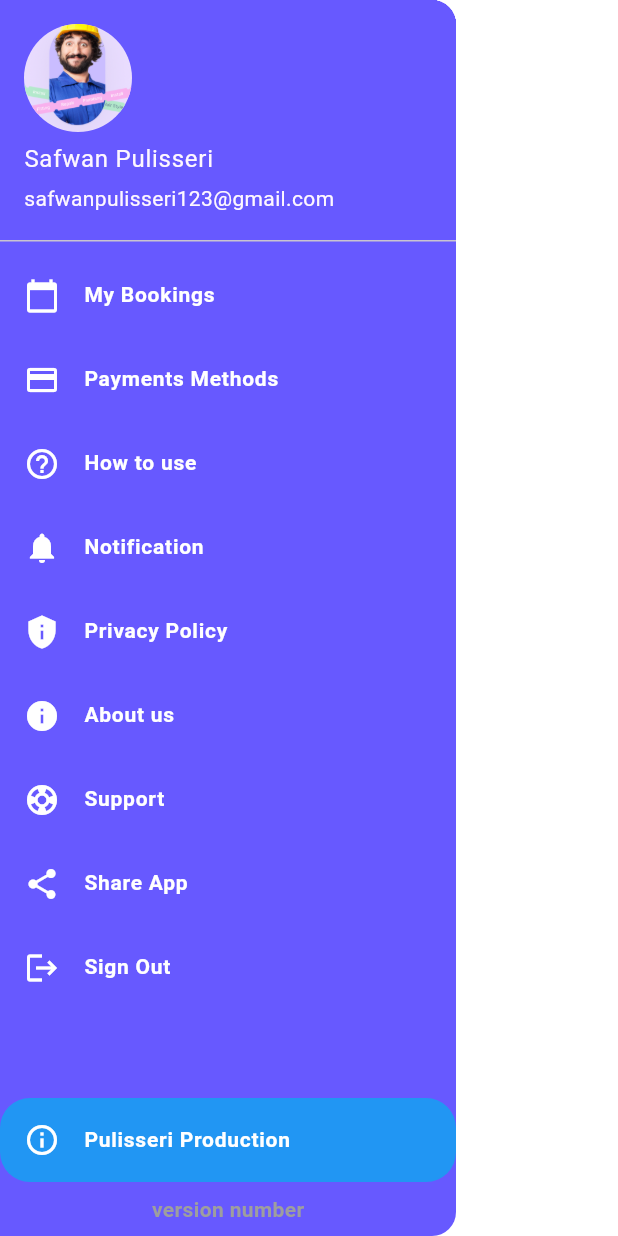
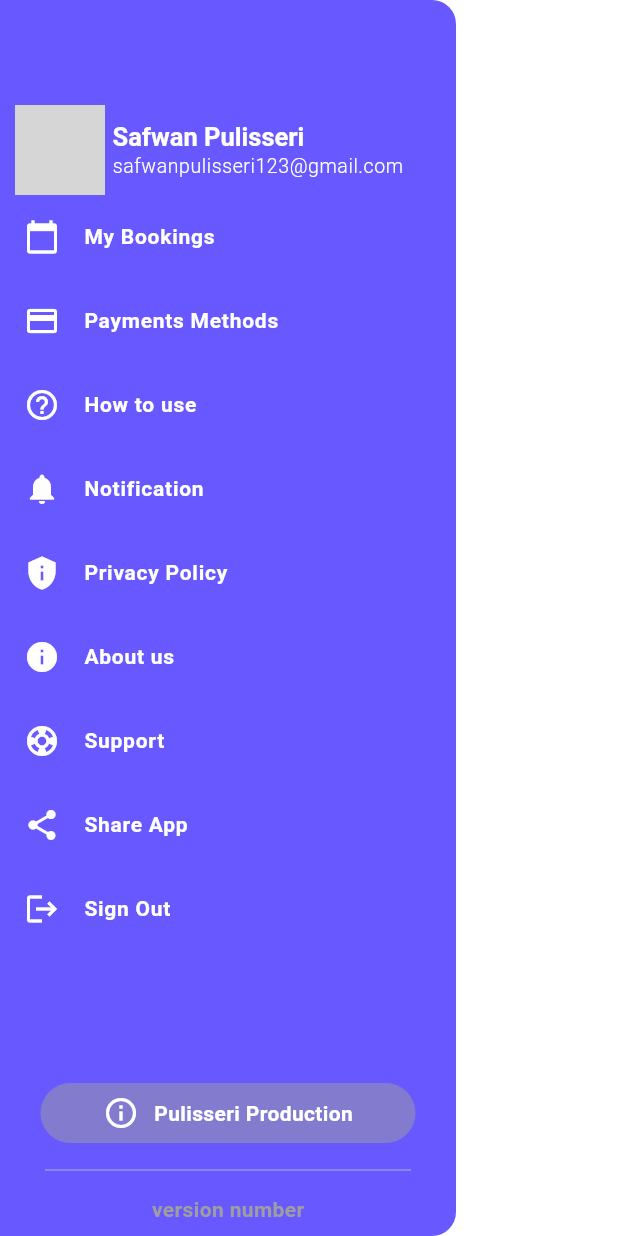
Before and after one commit to safwanpulisseri/door-care-user, a Flutter app: the CustomDrawer widget shown alone on an empty page, opened directly, on a phone screen of 412 x 824 dp. Run offline on Flutter 3.47's test engine with Material 3 defaults, Android fonts, the phone set to English and light mode, and no system bars; our stand-ins replace equatable, flutter_bloc, flutter_svg, font_awesome_flutter, pinput; grey boxes are pictures that could not be loaded.

Commit message:
feat(ui): complete drawer design and user details screen
- Completed the design and implementation of the navigation drawer.
- Completed the design and layout of the user details screen.

```diff
--- a/lib/view/feature/drawer/home_drawer.dart
+++ b/lib/view/feature/drawer/home_drawer.dart
@@ -1,3 +1,4 @@
+import 'package:door_care/view/feature/drawer/page/user_details.dart';
 import 'package:door_care/view/theme/color/app_color.dart';
 import 'package:door_care/view/util/png_asset.dart';
 import 'package:flutter/material.dart';
@@ -11,13 +12,46 @@ class CustomDrawer extends StatelessWidget {
       backgroundColor: AppColor.primary,
       child: Column(
         children: [
-          const UserAccountsDrawerHeader(
-            accountName: Text('Safwan Pulisseri'),
-            accountEmail: Text('safwanpulisseri123@gmail.com'),
-            currentAccountPicture: CircleAvatar(
-              backgroundImage: AssetImage(AppPngPath.onboardOne),
+          GestureDetector(
+            onTap: () {
+              Navigator.push(context,
+                  MaterialPageRoute(builder: (ctx) => UserDetailsPage()));
+            },
+            child: Padding(
+              padding: const EdgeInsets.only(top: 70, left: 10),
+              child: Row(
+                children: [
+                  const CircleAvatar(
+                    radius: 30,
+                    backgroundImage: AssetImage(AppPngPath.homeCleanOne),
+                  ),
+                  const SizedBox(
+                    width: 5,
+                  ),
+                  Column(
+                    crossAxisAlignment: CrossAxisAlignment.start,
+                    children: [
+                      Text(
+                        'Safwan Pulisseri',
+                        style:
+                            Theme.of(context).textTheme.headlineLarge?.copyWith(
+                                  color: AppColor.background,
+                                  fontSize: 17,
+                                ),
+                      ),
+                      Text(
+                        'safwanpulisseri123@gmail.com',
+                        style: Theme.of(context).textTheme.bodySmall?.copyWith(
+                              color: AppColor.background,
+                              fontWeight: FontWeight.w300,
+                              fontSize: 13,
+                            ),
+                      ),
+                    ],
+                  ),
+                ],
+              ),
             ),
-            decoration: BoxDecoration(color: AppColor.primary),
           ),
           Expanded(
             child: ListView(
@@ -34,18 +68,36 @@ class CustomDrawer extends StatelessWidget {
               ],
             ),
           ),
-          ListTile(
-            leading: const Icon(Icons.info_outline, color: Colors.white),
-            title: const Text('Pulisseri Production',
-                style: TextStyle(color: Colors.white)),
-            tileColor: Colors.blue,
-            shape: RoundedRectangleBorder(
-              borderRadius: BorderRadius.circular(20),
+          Container(
+            decoration: BoxDecoration(
+                color: AppColor.toneThree.withOpacity(0.5),
+                borderRadius: BorderRadius.circular(20)),
+            height: 40,
+            width: 250,
+            child: const Row(
+              mainAxisAlignment: MainAxisAlignment.center,
+              children: [
+                Icon(Icons.info_outline, color: AppColor.background),
+                SizedBox(
+                  width: 10,
+                ),
+                Text('Pulisseri Production',
+                    style: TextStyle(color: AppColor.background)),
+              ],
             ),
+          ),
+          const SizedBox(
+            height: 10,
+          ),
+          const Divider(
+            thickness: 0.5,
+            indent: 30,
+            endIndent: 30,
           ),
           const Padding(
             padding: EdgeInsets.all(8.0),
-            child: Text('version number', style: TextStyle(color: Colors.grey)),
+            child: Text('version number',
+                style: TextStyle(color: AppColor.toneThree)),
           ),
         ],
       ),
--- a/lib/view/theme/app_theme.dart
+++ b/lib/view/theme/app_theme.dart
@@ -88,5 +88,5 @@ class AppTheme {
         backgroundColor: AppColor.background,
       ),
       tabBarTheme: const TabBarTheme(dividerColor: Colors.transparent),
-  );
+      appBarTheme: AppBarTheme(backgroundColor: AppColor.background));
 }
--- a/pubspec.yaml
+++ b/pubspec.yaml
@@ -18,6 +18,7 @@ dependencies:
   flutter_svg: ^2.0.10+1
   equatable: ^2.0.5
   pinput: ^5.0.0
+  font_awesome_flutter: ^10.7.0
 
 
 dev_dependencies:
```
Also changed, not shown: lib/view/feature/drawer/page/user_details.dart (added, +73 -0 lines), lib/view/feature/drawer/widget/appbar_widget.dart (added, +22 -0 lines), lib/view/feature/home/page/home.dart (+2 -53 lines), lib/view/feature/home/widget/search_bar.dart (deleted, +0 -52 lines), lib/view/feature/home/widget/search_widget.dart (added, +51 -0 lines), pubspec.lock. Lines whose indentation alone changed are shown as unchanged.
